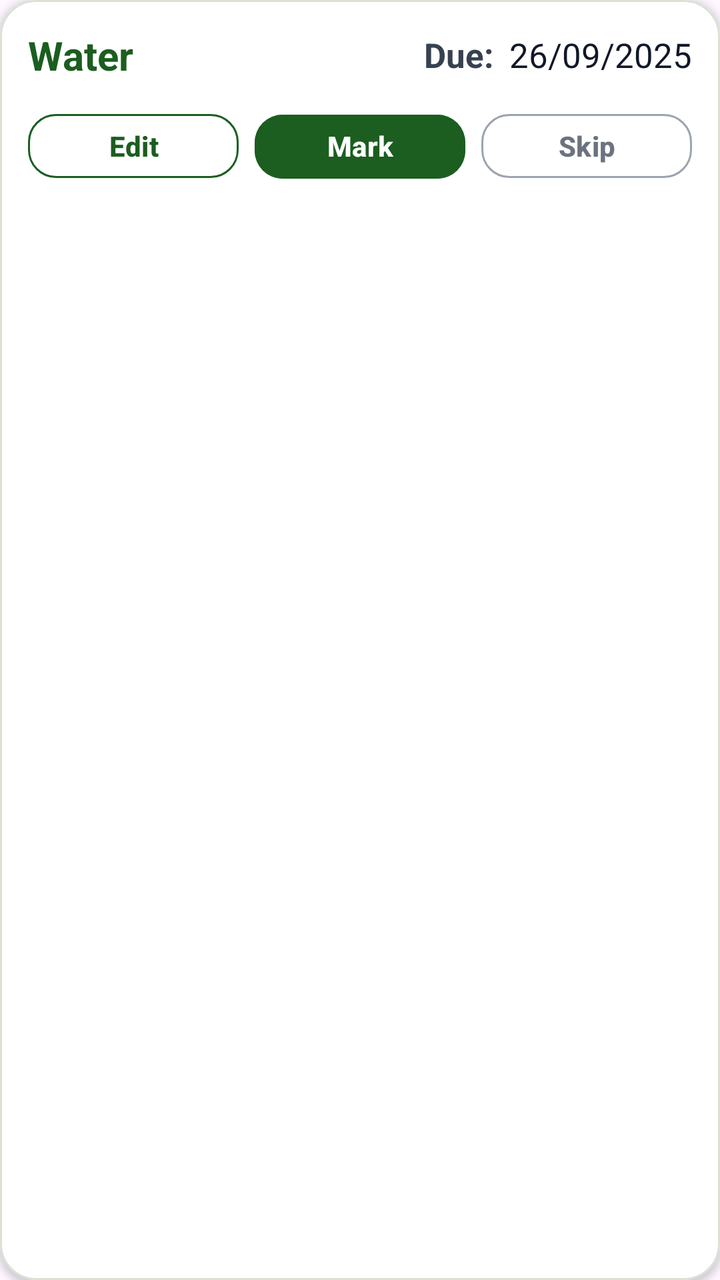
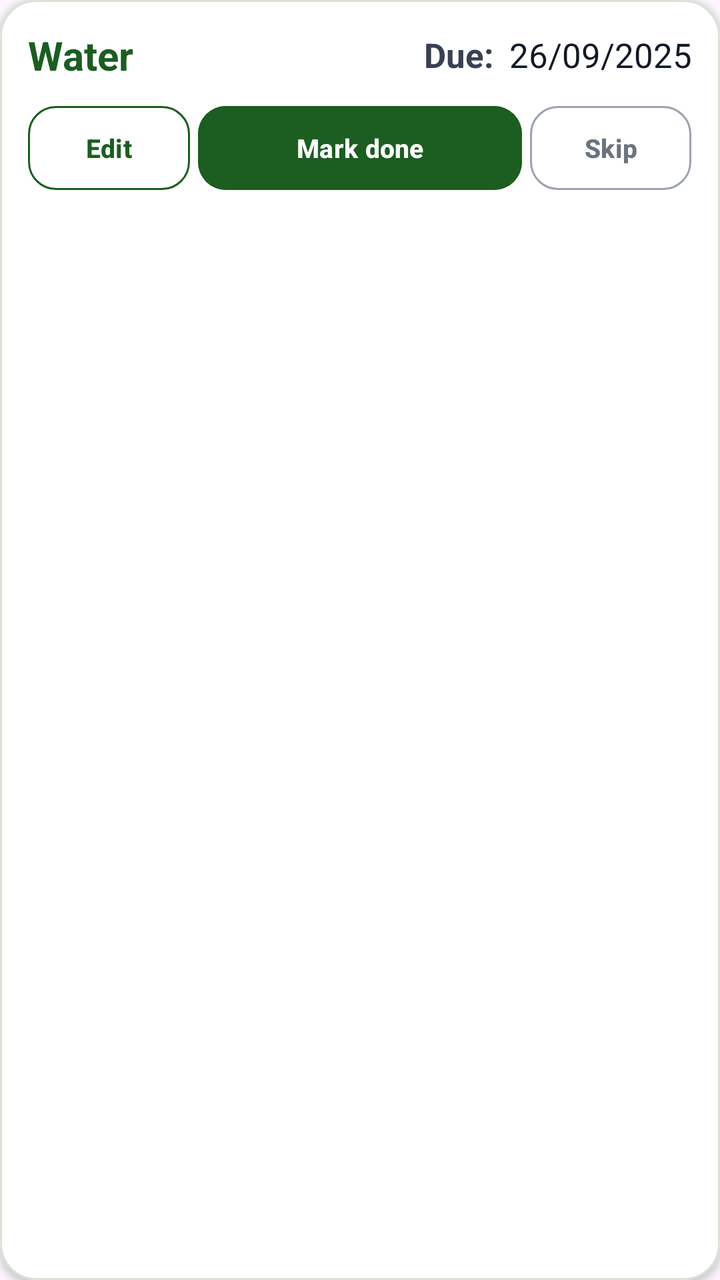

Before-and-after screenshots of an Android layout around one commit, followed by the original layout XML and the change that was made.
<!-- AndroidManifest.xml: application theme Theme.TASHTIT -->
<!-- res/layout/item_upcoming_task.xml -->
<?xml version="1.0" encoding="utf-8"?>
<com.google.android.material.card.MaterialCardView xmlns:android="http://schemas.android.com/apk/res/android"
    xmlns:app="http://schemas.android.com/apk/res-auto"
    android:layout_width="match_parent"
    android:layout_height="wrap_content"
    android:layout_marginBottom="12dp"
    app:cardCornerRadius="18dp"
    app:cardElevation="2dp"
    app:cardBackgroundColor="#FFFFFF"
    app:strokeColor="#D9E2D5"
    app:strokeWidth="1dp">

    <LinearLayout
        android:layout_width="match_parent"
        android:layout_height="wrap_content"
        android:orientation="vertical"
        android:padding="14dp">

        <LinearLayout
            android:layout_width="match_parent"
            android:layout_height="wrap_content"
            android:orientation="horizontal"
            android:gravity="center_vertical">

            <TextView
                android:id="@+id/tvTaskType"
                android:layout_width="0dp"
                android:layout_height="wrap_content"
                android:layout_weight="1"
                android:text="Water"
                android:textColor="#1B5E20"
                android:textSize="20sp"
                android:textStyle="bold"
                android:maxLines="1"
                android:ellipsize="end" />

            <TextView
                android:id="@+id/tvDueLabel"
                android:layout_width="wrap_content"
                android:layout_height="wrap_content"
                android:text="Due:"
                android:textColor="#374151"
                android:textSize="17sp"
                android:textStyle="bold" />

            <TextView
                android:id="@+id/tvDueDate"
                android:layout_width="wrap_content"
                android:layout_height="wrap_content"
                android:layout_marginStart="8dp"
                android:text="26/09/2025"
                android:textColor="#111827"
                android:textSize="17sp" />
        </LinearLayout>

        <View
            android:layout_width="match_parent"
            android:layout_height="12dp" />

        <LinearLayout
            android:layout_width="match_parent"
            android:layout_height="wrap_content"
            android:orientation="horizontal"
            android:weightSum="3">

            <com.google.android.material.button.MaterialButton
                android:id="@+id/btnEdit"
                style="@style/Widget.Material3.Button.OutlinedButton"
                android:layout_width="0dp"
                android:layout_height="40dp"
                android:layout_weight="1"
                android:text="Edit"
                android:textAllCaps="false"
                android:textColor="#1B5E20"
                android:textStyle="bold"
                app:cornerRadius="14dp"
                app:strokeColor="#1B5E20"
                app:strokeWidth="1dp" />

            <View
                android:layout_width="8dp"
                android:layout_height="1dp" />

            <com.google.android.material.button.MaterialButton
                android:id="@+id/btnMarkDone"
                android:layout_width="0dp"
                android:layout_height="40dp"
                android:layout_weight="1"
                android:text="Mark done"
                android:textAllCaps="false"
                android:textColor="#FFFFFF"
                android:textStyle="bold"
                android:backgroundTint="#1B5E20"
                app:cornerRadius="14dp" />

            <View
                android:layout_width="8dp"
                android:layout_height="1dp" />

            <com.google.android.material.button.MaterialButton
                android:id="@+id/btnSkip"
                style="@style/Widget.Material3.Button.OutlinedButton"
                android:layout_width="0dp"
                android:layout_height="40dp"
                android:layout_weight="1"
                android:text="Skip"
                android:textAllCaps="false"
                android:textColor="#6B7280"
                android:textStyle="bold"
                app:cornerRadius="14dp"
                app:strokeColor="#9CA3AF"
                app:strokeWidth="1dp" />

        </LinearLayout>

    </LinearLayout>

</com.google.android.material.card.MaterialCardView>
<!-- resources referenced by this layout -->
<resources>
  <style name="Theme.TASHTIT" parent="Base.Theme.TASHTIT" />
  <style name="Base.Theme.TASHTIT" parent="Theme.Material3.DayNight.NoActionBar">
          
          
  
          
          <item name="android:windowIsTranslucent">true</item>
  
      </style>
</resources>

<!-- the commit's change to res/layout/item_upcoming_task.xml (unified diff, before → after) -->
@@ -60,52 +60,74 @@
         <LinearLayout
             android:layout_width="match_parent"
             android:layout_height="wrap_content"
+            android:gravity="center_vertical"
             android:orientation="horizontal"
-            android:weightSum="3">
+            android:weightSum="3.2">
 
             <com.google.android.material.button.MaterialButton
                 android:id="@+id/btnEdit"
                 style="@style/Widget.Material3.Button.OutlinedButton"
                 android:layout_width="0dp"
-                android:layout_height="40dp"
-                android:layout_weight="1"
+                android:layout_height="42dp"
+                android:layout_weight="0.8"
+                android:minWidth="0dp"
+                android:minHeight="0dp"
+                android:insetTop="0dp"
+                android:insetBottom="0dp"
+                android:paddingStart="0dp"
+                android:paddingEnd="0dp"
                 android:text="Edit"
                 android:textAllCaps="false"
                 android:textColor="#1B5E20"
+                android:textSize="13sp"
                 android:textStyle="bold"
                 app:cornerRadius="14dp"
                 app:strokeColor="#1B5E20"
                 app:strokeWidth="1dp" />
 
             <View
-                android:layout_width="8dp"
+                android:layout_width="4dp"
                 android:layout_height="1dp" />
 
             <com.google.android.material.button.MaterialButton
                 android:id="@+id/btnMarkDone"
                 android:layout_width="0dp"
-                android:layout_height="40dp"
-                android:layout_weight="1"
+                android:layout_height="42dp"
+                android:layout_weight="1.6"
+                android:minWidth="0dp"
+                android:minHeight="0dp"
+                android:insetTop="0dp"
+                android:insetBottom="0dp"
+                android:paddingStart="0dp"
+                android:paddingEnd="0dp"
                 android:text="Mark done"
                 android:textAllCaps="false"
                 android:textColor="#FFFFFF"
+                android:textSize="13sp"
                 android:textStyle="bold"
                 android:backgroundTint="#1B5E20"
                 app:cornerRadius="14dp" />
 
             <View
-                android:layout_width="8dp"
+                android:layout_width="4dp"
                 android:layout_height="1dp" />
 
             <com.google.android.material.button.MaterialButton
                 android:id="@+id/btnSkip"
                 style="@style/Widget.Material3.Button.OutlinedButton"
                 android:layout_width="0dp"
-                android:layout_height="40dp"
-                android:layout_weight="1"
+                android:layout_height="42dp"
+                android:layout_weight="0.8"
+                android:minWidth="0dp"
+                android:minHeight="0dp"
+                android:insetTop="0dp"
+                android:insetBottom="0dp"
+                android:paddingStart="0dp"
+                android:paddingEnd="0dp"
                 android:text="Skip"
                 android:textAllCaps="false"
                 android:textColor="#6B7280"
+                android:textSize="13sp"
                 android:textStyle="bold"
                 app:cornerRadius="14dp"
                 app:strokeColor="#9CA3AF"
